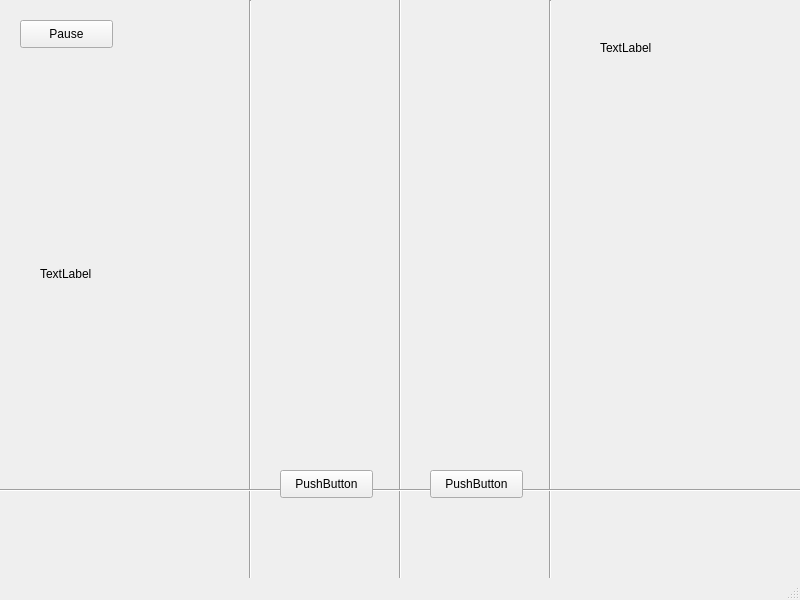
Above: gamewindow.ui from TwinIsland-CCC/RhythmGame_Project_1_00 before the change. Below: the same form after it.
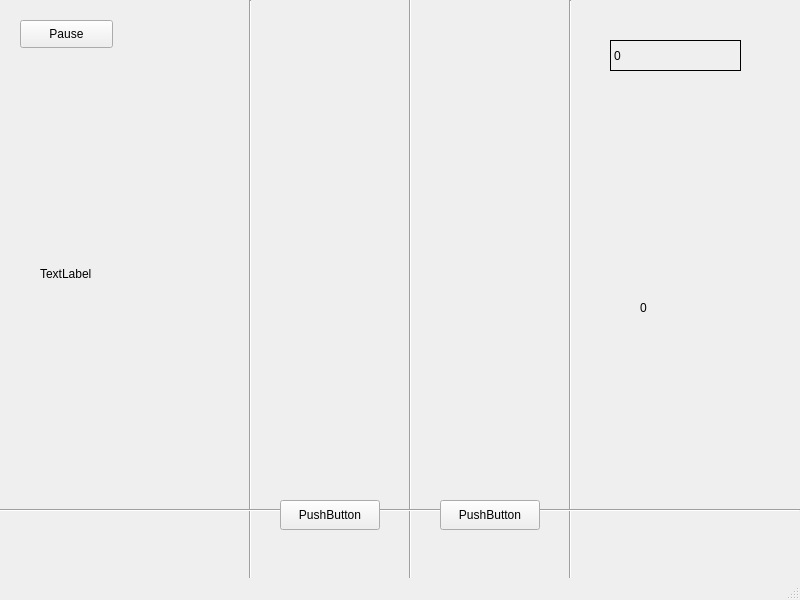
That is the form after the change. Icons and pictures are not drawn. Custom widgets are drawn as their Qt base class.

Patch:
```diff
--- a/gamewindow.ui
+++ b/gamewindow.ui
@@ -37,9 +37,9 @@
     <property name="geometry">
      <rect>
       <x>280</x>
-      <y>470</y>
-      <width>93</width>
-      <height>28</height>
+      <y>500</y>
+      <width>100</width>
+      <height>30</height>
      </rect>
     </property>
     <property name="text">
@@ -49,10 +49,10 @@
    <widget class="QPushButton" name="Mainkey2">
     <property name="geometry">
      <rect>
-      <x>430</x>
-      <y>470</y>
-      <width>93</width>
-      <height>28</height>
+      <x>440</x>
+      <y>500</y>
+      <width>100</width>
+      <height>30</height>
      </rect>
     </property>
     <property name="text">
@@ -88,7 +88,7 @@
    <widget class="Line" name="line_2">
     <property name="geometry">
      <rect>
-      <x>390</x>
+      <x>400</x>
       <y>-20</y>
       <width>20</width>
       <height>621</height>
@@ -101,7 +101,7 @@
    <widget class="Line" name="line_3">
     <property name="geometry">
      <rect>
-      <x>540</x>
+      <x>560</x>
       <y>0</y>
       <width>20</width>
       <height>581</height>
@@ -114,22 +114,25 @@
    <widget class="QLabel" name="ScoreLabel">
     <property name="geometry">
      <rect>
-      <x>600</x>
+      <x>610</x>
       <y>40</y>
-      <width>72</width>
-      <height>15</height>
+      <width>131</width>
+      <height>31</height>
      </rect>
     </property>
+    <property name="frameShape">
+     <enum>QFrame::Box</enum>
+    </property>
     <property name="text">
-     <string>TextLabel</string>
+     <string>0</string>
     </property>
    </widget>
    <widget class="Line" name="line_4">
     <property name="geometry">
      <rect>
-      <x>-20</x>
-      <y>480</y>
-      <width>831</width>
+      <x>0</x>
+      <y>500</y>
+      <width>800</width>
       <height>20</height>
      </rect>
     </property>
@@ -153,6 +156,32 @@
      <bool>true</bool>
     </property>
    </widget>
+   <widget class="QLabel" name="ComboLabel">
+    <property name="geometry">
+     <rect>
+      <x>640</x>
+      <y>300</y>
+      <width>72</width>
+      <height>15</height>
+     </rect>
+    </property>
+    <property name="text">
+     <string>0</string>
+    </property>
+   </widget>
+   <widget class="QLabel" name="LevelLabel">
+    <property name="geometry">
+     <rect>
+      <x>640</x>
+      <y>340</y>
+      <width>72</width>
+      <height>15</height>
+     </rect>
+    </property>
+    <property name="text">
+     <string/>
+    </property>
+   </widget>
    <zorder>PauseBtn</zorder>
    <zorder>line</zorder>
    <zorder>line_2</zorder>
```
Left out of the diff: 2 changed lines with no effect on the pictures.
